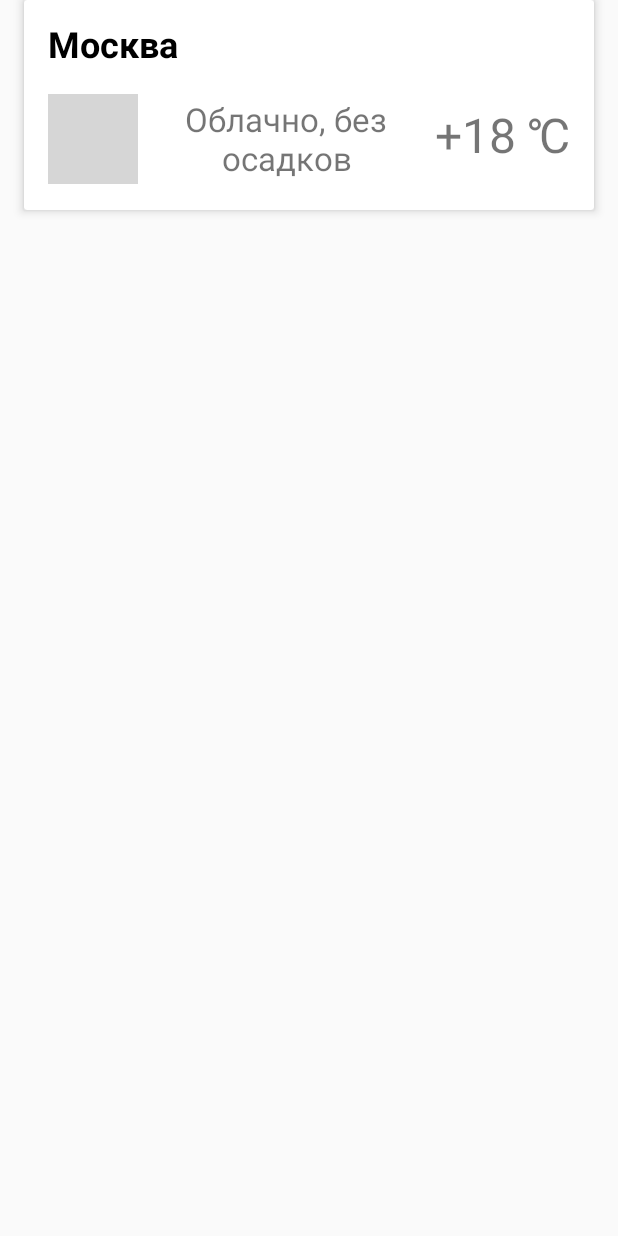
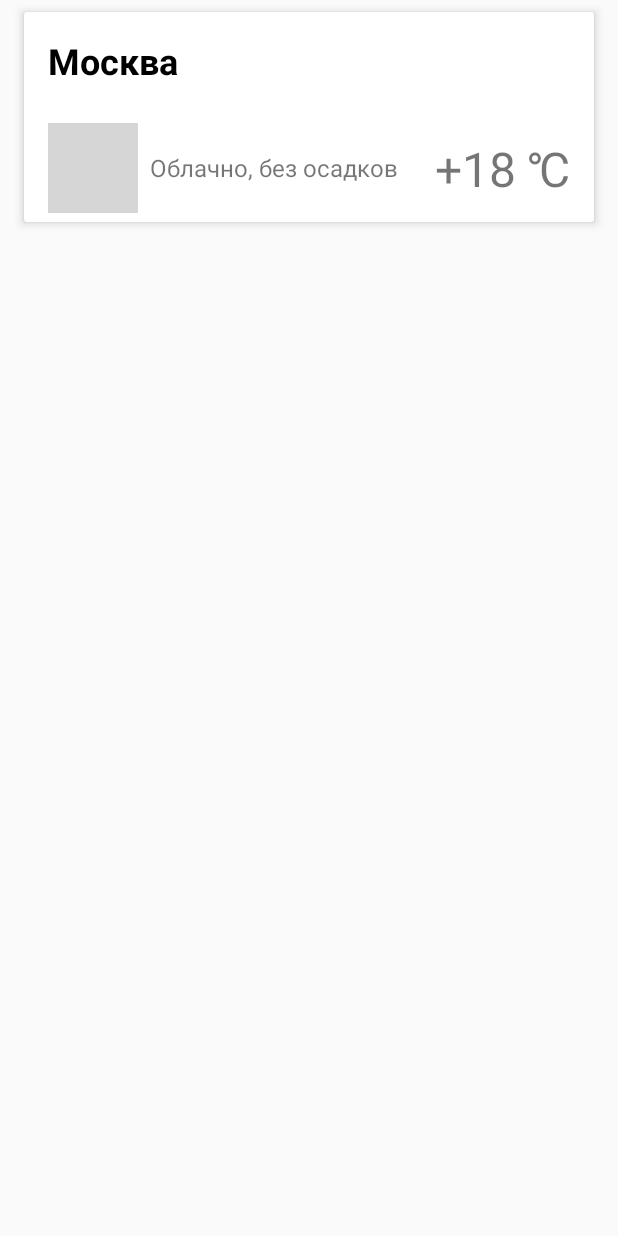
Before and after one commit to SergJ4/WeatherSoramitsu, an Android app: the layout city_weather_item.xml on its own in the app's theme, with its tools: preview values and no code run, on a phone screen of 412 x 824 dp. Run offline under Robolectric (Android 15) with nearby library versions, the phone set to English and light mode, and no system bars; grey boxes are pictures that could not be loaded.

```diff
--- a/app/src/main/res/values/colors.xml
+++ b/app/src/main/res/values/colors.xml
@@ -1,6 +1,6 @@
 <?xml version="1.0" encoding="utf-8"?>
 <resources>
-    <color name="colorPrimary">#008577</color>
-    <color name="colorPrimaryDark">#00574B</color>
-    <color name="colorAccent">#D81B60</color>
+    <color name="colorPrimary">#ffc107</color>
+    <color name="colorPrimaryDark">#ff8f00</color>
+    <color name="colorAccent">#4fc3f7</color>
 </resources>
--- a/domain/src/main/res/values/colors.xml
+++ b/domain/src/main/res/values/colors.xml
@@ -3,4 +3,8 @@
     <color name="snackbar_text_color">#fff</color>
 
     <color name="black">#000</color>
+    <color name="light_blue">#60c3e7</color>
+    <color name="dark_blue">#21a0ca</color>
+    <color name="yellow">#ece51d</color>
+    <color name="red">#f41667</color>
 </resources>
--- a/weather/src/main/res/layout/city_weather_item.xml
+++ b/weather/src/main/res/layout/city_weather_item.xml
@@ -1,10 +1,11 @@
 <?xml version="1.0" encoding="utf-8"?>
 <android.support.v7.widget.CardView xmlns:android="http://schemas.android.com/apk/res/android"
+    xmlns:app="http://schemas.android.com/apk/res-auto"
+    xmlns:tools="http://schemas.android.com/tools"
     android:layout_width="match_parent"
     android:layout_height="@dimen/city_weather_card_height"
-    xmlns:app="http://schemas.android.com/apk/res-auto"
-    xmlns:tools="http://schemas.android.com/tools"
     android:layout_marginStart="16dp"
+    android:layout_marginTop="8dp"
     android:layout_marginEnd="16dp"
     android:layout_marginBottom="8dp"
     app:cardElevation="4dp">
@@ -17,58 +18,56 @@
             android:id="@+id/cityTitle"
             android:layout_width="0dp"
             android:layout_height="wrap_content"
-            tools:text="Москва"
             android:layout_marginStart="16dp"
+            android:layout_marginTop="16dp"
             android:layout_marginEnd="16dp"
-            android:layout_marginTop="16dp"
+            android:ellipsize="end"
+            android:lines="1"
+            android:textColor="@color/weather_city_card_title_color"
             android:textSize="24sp"
             android:textStyle="bold"
-            android:lines="1"
-            android:ellipsize="end"
-            android:fontFamily="serif-monospace"
-            android:textColor="@color/weather_city_card_title_color"
+            app:layout_constraintEnd_toEndOf="parent"
+            app:layout_constraintStart_toStartOf="parent"
             app:layout_constraintTop_toTopOf="parent"
-            app:layout_constraintStart_toStartOf="parent"
-            app:layout_constraintEnd_toEndOf="parent" />
+            tools:text="Москва" />
 
         <ImageView
             android:id="@+id/weatherIcon"
             android:layout_width="@dimen/city_weather_card_icon_size"
             android:layout_height="@dimen/city_weather_card_icon_size"
-            app:layout_constraintTop_toBottomOf="@id/cityTitle"
             app:layout_constraintBottom_toBottomOf="parent"
             app:layout_constraintStart_toStartOf="@id/cityTitle"
+            app:layout_constraintTop_toBottomOf="@id/cityTitle"
+            app:layout_constraintVertical_bias="0.8"
             tools:src="@tools:sample/avatars" />
 
         <TextView
             android:id="@+id/weatherDescription"
             android:layout_width="0dp"
             android:layout_height="0dp"
-            app:layout_constraintStart_toEndOf="@id/weatherIcon"
-            app:layout_constraintEnd_toStartOf="@+id/temperatureText"
-            app:layout_constraintTop_toTopOf="@id/weatherIcon"
-            app:layout_constraintBottom_toBottomOf="@id/weatherIcon"
-            android:textAlignment="center"
-            android:gravity="center"
-            android:maxLines="2"
-            app:autoSizeTextType="uniform"
-            app:autoSizeMinTextSize="12sp"
-            app:autoSizeMaxTextSize="24sp"
-            app:autoSizeStepGranularity="2sp"
             android:layout_marginStart="8dp"
             android:layout_marginEnd="8dp"
+            android:gravity="center_vertical"
+            android:maxLines="2"
+            app:autoSizeMaxTextSize="16sp"
+            app:autoSizeMinTextSize="8sp"
+            app:autoSizeStepGranularity="2sp"
+            app:autoSizeTextType="uniform"
+            app:layout_constraintBottom_toBottomOf="@id/weatherIcon"
+            app:layout_constraintEnd_toStartOf="@+id/temperatureText"
+            app:layout_constraintStart_toEndOf="@id/weatherIcon"
+            app:layout_constraintTop_toTopOf="@id/weatherIcon"
             tools:text="Облачно, без осадков" />
 
         <TextView
             android:id="@+id/temperatureText"
             android:layout_width="wrap_content"
             android:layout_height="wrap_content"
+            android:layout_marginEnd="16dp"
             android:textSize="32sp"
-            android:layout_marginEnd="16dp"
-            app:layout_constraintTop_toTopOf="parent"
-            app:layout_constraintBottom_toBottomOf="parent"
-            app:layout_constraintVertical_bias="0.7"
+            app:layout_constraintBottom_toBottomOf="@id/weatherIcon"
             app:layout_constraintEnd_toEndOf="parent"
+            app:layout_constraintTop_toTopOf="@id/weatherIcon"
             tools:text="+18 \u2103" />
 
     </android.support.constraint.ConstraintLayout>
--- a/weather/src/main/res/layout/city_weather_list_layout.xml
+++ b/weather/src/main/res/layout/city_weather_list_layout.xml
@@ -13,7 +13,8 @@
         <android.support.v7.widget.RecyclerView
             android:id="@+id/cityList"
             android:layout_width="match_parent"
-            android:layout_height="match_parent" />
+            android:layout_height="match_parent"
+            android:background="@drawable/background" />
 
     </android.support.v4.widget.SwipeRefreshLayout>
 
--- a/weather/src/main/res/values/colors.xml
+++ b/weather/src/main/res/values/colors.xml
@@ -1,4 +1,9 @@
 <?xml version="1.0" encoding="utf-8"?>
 <resources>
     <color name="weather_city_card_title_color">@color/black</color>
+    <color name="weather_city_card_temperature_default_color">@color/black</color>
+    <color name="temperature_cold">@color/light_blue</color>
+    <color name="temperature_very_cold">@color/dark_blue</color>
+    <color name="temperature_warm">@color/yellow</color>
+    <color name="temperature_hot">@color/red</color>
 </resources>
```
Also changed, not shown: domain/src/main/java/com/soramitsu/test/domain/interfaces/WeatherRepository.kt (+1 -1 lines), repository/src/main/java/com/soramitsu/test/repository/WeatherRepository.kt (+2 -2 lines), repository/src/main/java/com/soramitsu/test/repository/datasource/db/DbDataSource.kt (+8 -6 lines), repository/src/main/java/com/soramitsu/test/repository/datasource/db/WeatherDao.kt (+1 -1 lines), weather/src/main/java/com/soramitsu/test/weather/list/CityWeatherItem.kt (+26 -2 lines), weather/src/main/java/com/soramitsu/test/weather/list/CityWeatherListFragment.kt (+1 -7 lines), weather/src/main/java/com/soramitsu/test/weather/list/CityWeatherListPresenter.kt (+15 -4 lines), weather/src/main/java/com/soramitsu/test/weather/list/CityWeatherListView.kt (+1 -1 lines), weather/src/main/java/com/soramitsu/test/weather/list/CityWeatherViewHolder.kt (+2 -1 lines), weather/src/main/java/com/soramitsu/test/weather/usecase/FetchCitiesWithWeather.kt (+8 -1 lines), weather/src/main/res/drawable/background.png (added).
